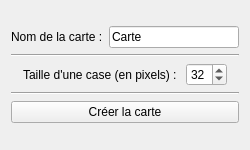
First picture: the form in src/Canvas/MapCreationWidget.ui, repository Nepta/nixjdr, before the edit.
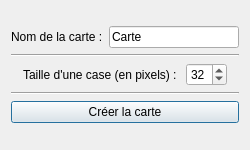
Second picture: the form after the edit.

```diff
--- a/src/Canvas/MapCreationWidget.ui
+++ b/src/Canvas/MapCreationWidget.ui
@@ -1,7 +1,7 @@
 <?xml version="1.0" encoding="UTF-8"?>
 <ui version="4.0">
  <class>MapCreationWidget</class>
- <widget class="QWidget" name="MapCreationWidget">
+ <widget class="QDialog" name="MapCreationWidget">
   <property name="geometry">
    <rect>
     <x>0</x>
```
